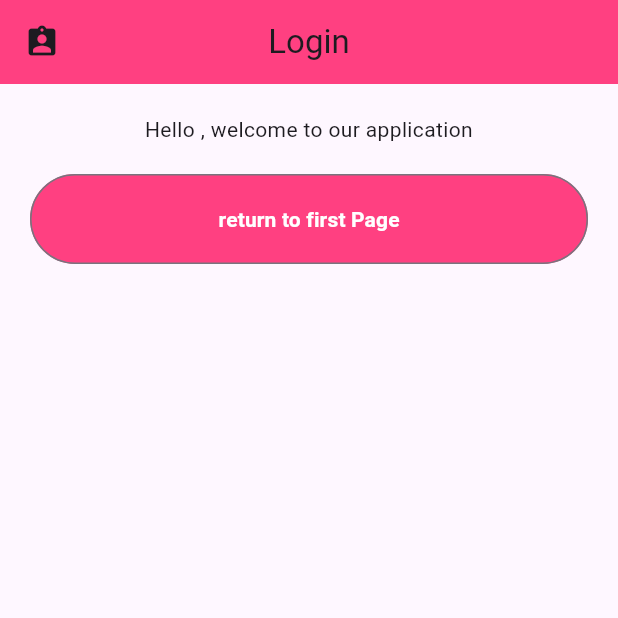
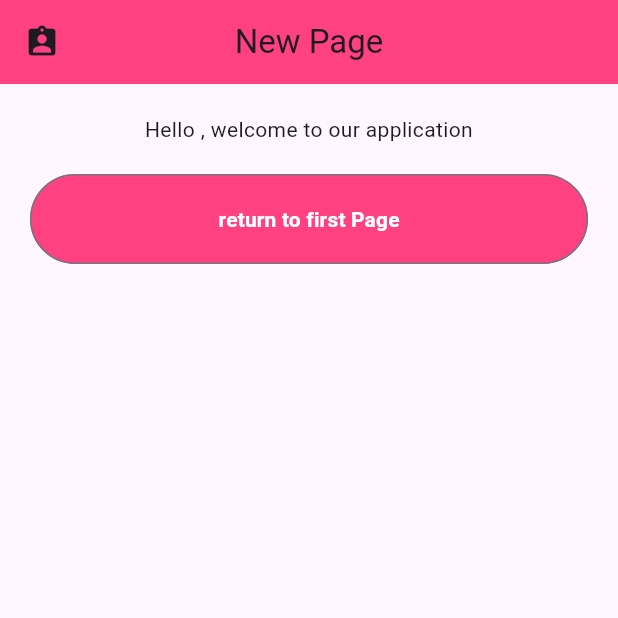
Before and after one commit to alxcyha/FormNavigation_Assignment, a Flutter app: the screen it shows after launch, after a tap on "Submit", on a phone screen of 412 x 824 dp, the top half of it. Run offline on Flutter 3.47's test engine with Material 3 defaults, Android fonts, the light colour scheme and no system bars.

Commit message:
updated indention and title of pages

```diff
--- a/lib/main.dart
+++ b/lib/main.dart
@@ -42,10 +42,10 @@ class HomePage extends StatelessWidget{
 
                   ElevatedButton(
                       onPressed: (){
-                      Navigator.push(
-                        context,
-                        MaterialPageRoute(builder: (context)=> NextPage(input:nameInput.text))
-                      );
+                        Navigator.push(
+                          context,
+                          MaterialPageRoute(builder: (context)=> NextPage(input:nameInput.text))
+                        );
                       },
                       style: ElevatedButton.styleFrom(
                         backgroundColor: Colors.pinkAccent,
@@ -74,7 +74,7 @@ class NextPage extends StatelessWidget{
   Widget build(BuildContext context){
     return Scaffold(
         appBar: AppBar(
-            title: const Text("Login"),
+            title: const Text("New Page"),
             backgroundColor: Colors.pinkAccent,
             leading: const Icon(Icons.assignment_ind),
             centerTitle: true
@@ -87,7 +87,7 @@ class NextPage extends StatelessWidget{
                   Text("Hello $input, welcome to our application",
                   textAlign: TextAlign.center),
                   const SizedBox(height: 20),
-                  OutlinedButton(onPressed: (){
+                  OutlinedButton(onPressed:(){
                     Navigator.pop(context);
                   },
                       style: OutlinedButton.styleFrom(
```
